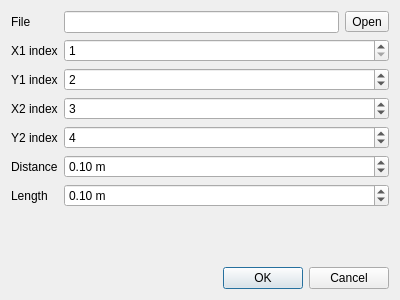
Above: harmonizedialog.ui from Kuszki/EW-Database before the change. Below: the same form after it.
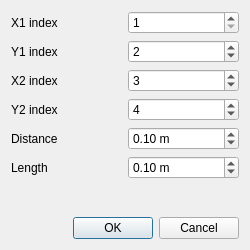
That is the form after the change. Icons and pictures are not drawn.

Commit message: Unify dialog with rest of interface

The edit to the form file:
```diff
--- a/harmonizedialog.ui
+++ b/harmonizedialog.ui
@@ -6,51 +6,35 @@
    <rect>
     <x>0</x>
     <y>0</y>
-    <width>400</width>
-    <height>300</height>
+    <width>250</width>
+    <height>250</height>
    </rect>
   </property>
   <property name="windowTitle">
    <string>Fit geometry</string>
   </property>
   <layout class="QGridLayout" name="gridLayout">
+   <item row="6" column="0" colspan="2">
+    <spacer name="verticalSpacer">
+     <property name="orientation">
+      <enum>Qt::Vertical</enum>
+     </property>
+     <property name="sizeHint" stdset="0">
+      <size>
+       <width>20</width>
+       <height>40</height>
+      </size>
+     </property>
+    </spacer>
+   </item>
    <item row="0" column="0">
-    <widget class="QLabel" name="fileLabel">
-     <property name="text">
-      <string>File</string>
-     </property>
-    </widget>
-   </item>
-   <item row="0" column="1">
-    <layout class="QHBoxLayout" name="horizontalLayout">
-     <item>
-      <widget class="QLineEdit" name="fileEdit">
-       <property name="readOnly">
-        <bool>true</bool>
-       </property>
-      </widget>
-     </item>
-     <item>
-      <widget class="QToolButton" name="toolButton">
-       <property name="text">
-        <string>Open</string>
-       </property>
-       <property name="icon">
-        <iconset theme="document-open">
-         <normaloff>../EW-Builder</normaloff>../EW-Builder</iconset>
-       </property>
-      </widget>
-     </item>
-    </layout>
-   </item>
-   <item row="1" column="0">
     <widget class="QLabel" name="x1Label">
      <property name="text">
       <string>X1 index</string>
      </property>
     </widget>
    </item>
-   <item row="1" column="1">
+   <item row="0" column="1">
     <widget class="QSpinBox" name="x1Spin">
      <property name="minimum">
       <number>1</number>
@@ -63,14 +47,27 @@
      </property>
     </widget>
    </item>
-   <item row="2" column="0">
+   <item row="2" column="1">
+    <widget class="QSpinBox" name="x2Spin">
+     <property name="minimum">
+      <number>1</number>
+     </property>
+     <property name="maximum">
+      <number>9</number>
+     </property>
+     <property name="value">
+      <number>3</number>
+     </property>
+    </widget>
+   </item>
+   <item row="1" column="0">
     <widget class="QLabel" name="y1Label">
      <property name="text">
       <string>Y1 index</string>
      </property>
     </widget>
    </item>
-   <item row="2" column="1">
+   <item row="1" column="1">
     <widget class="QSpinBox" name="y1Spin">
      <property name="minimum">
       <number>1</number>
@@ -83,80 +80,28 @@
      </property>
     </widget>
    </item>
-   <item row="3" column="0">
+   <item row="2" column="0">
     <widget class="QLabel" name="x2Label">
      <property name="text">
       <string>X2 index</string>
      </property>
     </widget>
    </item>
-   <item row="3" column="1">
-    <widget class="QSpinBox" name="x2Spin">
-     <property name="minimum">
-      <number>1</number>
-     </property>
-     <property name="maximum">
-      <number>9</number>
-     </property>
-     <property name="value">
-      <number>3</number>
-     </property>
-    </widget>
-   </item>
-   <item row="4" column="0">
+   <item row="3" column="0">
     <widget class="QLabel" name="y2Label">
      <property name="text">
       <string>Y2 index</string>
      </property>
     </widget>
    </item>
-   <item row="4" column="1">
-    <widget class="QSpinBox" name="y2Spin">
-     <property name="minimum">
-      <number>1</number>
-     </property>
-     <property name="maximum">
-      <number>9</number>
-     </property>
-     <property name="value">
-      <number>4</number>
-     </property>
-    </widget>
-   </item>
    <item row="5" column="0">
-    <widget class="QLabel" name="distanceLabel">
-     <property name="text">
-      <string>Distance</string>
-     </property>
-    </widget>
-   </item>
-   <item row="5" column="1">
-    <widget class="QDoubleSpinBox" name="distanceSpin">
-     <property name="suffix">
-      <string> m</string>
-     </property>
-     <property name="minimum">
-      <double>0.010000000000000</double>
-     </property>
-     <property name="maximum">
-      <double>10.000000000000000</double>
-     </property>
-     <property name="singleStep">
-      <double>0.010000000000000</double>
-     </property>
-     <property name="value">
-      <double>0.100000000000000</double>
-     </property>
-    </widget>
-   </item>
-   <item row="6" column="0">
     <widget class="QLabel" name="lengthLabel">
      <property name="text">
       <string>Length</string>
      </property>
     </widget>
    </item>
-   <item row="6" column="1">
+   <item row="5" column="1">
     <widget class="QDoubleSpinBox" name="lengthSpin">
      <property name="suffix">
       <string> m</string>
@@ -175,20 +120,46 @@
      </property>
     </widget>
    </item>
+   <item row="3" column="1">
+    <widget class="QSpinBox" name="y2Spin">
+     <property name="minimum">
+      <number>1</number>
+     </property>
+     <property name="maximum">
+      <number>9</number>
+     </property>
+     <property name="value">
+      <number>4</number>
+     </property>
+    </widget>
+   </item>
+   <item row="4" column="1">
+    <widget class="QDoubleSpinBox" name="distanceSpin">
+     <property name="suffix">
+      <string> m</string>
+     </property>
+     <property name="minimum">
+      <double>0.010000000000000</double>
+     </property>
+     <property name="maximum">
+      <double>10.000000000000000</double>
+     </property>
+     <property name="singleStep">
+      <double>0.010000000000000</double>
+     </property>
+     <property name="value">
+      <double>0.100000000000000</double>
+     </property>
+    </widget>
+   </item>
+   <item row="4" column="0">
+    <widget class="QLabel" name="distanceLabel">
+     <property name="text">
+      <string>Distance</string>
+     </property>
+    </widget>
+   </item>
    <item row="7" column="0" colspan="2">
-    <spacer name="verticalSpacer">
-     <property name="orientation">
-      <enum>Qt::Vertical</enum>
-     </property>
-     <property name="sizeHint" stdset="0">
-      <size>
-       <width>20</width>
-       <height>40</height>
-      </size>
-     </property>
-    </spacer>
-   </item>
-   <item row="8" column="0" colspan="2">
     <widget class="QDialogButtonBox" name="buttonBox">
      <property name="orientation">
       <enum>Qt::Horizontal</enum>
```
Left out of the diff: 16 changed lines with no effect on the pictures. The commit also changes 4 other files.
